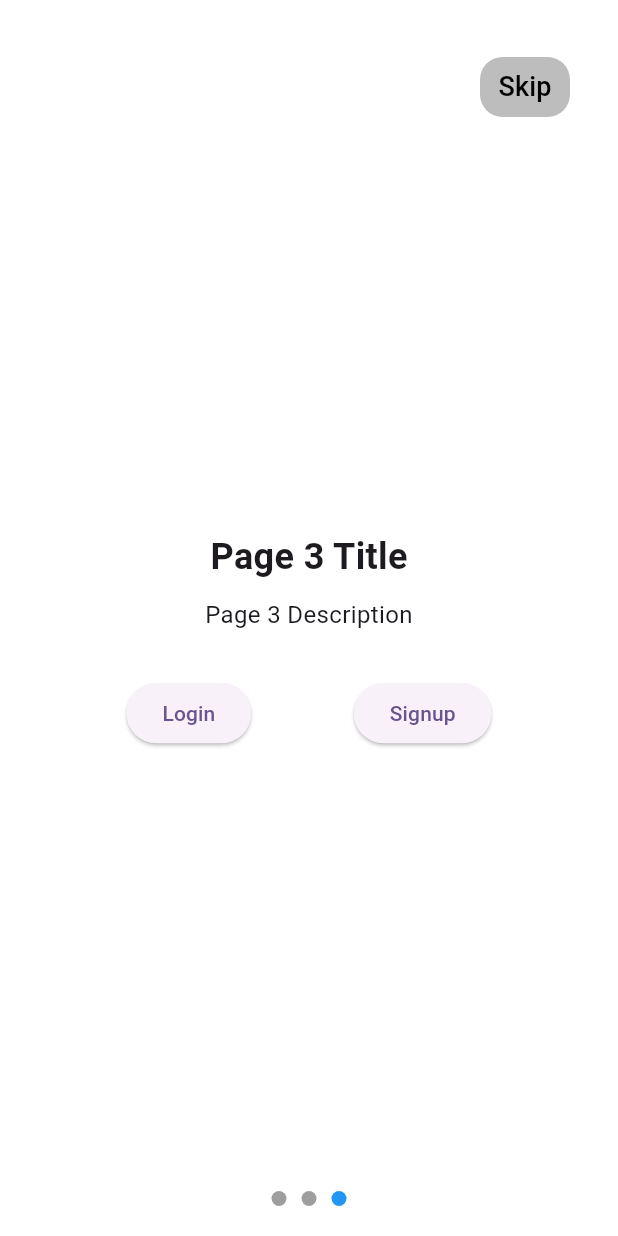
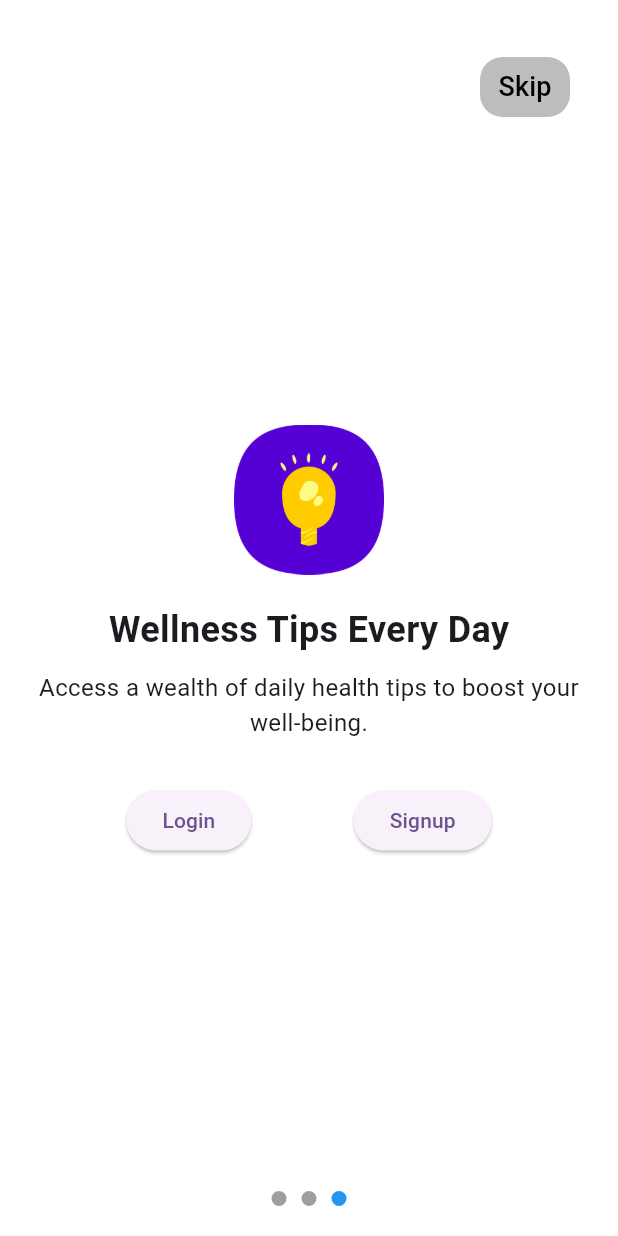
Before and after one commit to Sumit4482/we-care, a Flutter app: the screen it shows after launch, after a tap on "Skip", on a phone screen of 412 x 824 dp. Run offline on Flutter 3.47's test engine with Material 3 defaults, Android fonts, the phone set to English and light mode, and no system bars; our stand-ins replace cloud_firestore, firebase_auth, firebase_core, flutter_contacts, shared_preferences; accounts and stored records are empty.

Commit message:
Added Screenshots

```diff
--- a/lib/view/onboarding_screen/onboarding_screen.dart
+++ b/lib/view/onboarding_screen/onboarding_screen.dart
@@ -1,4 +1,6 @@
+// ignore_for_file: public_member_api_docs, sort_constructors_first
 import 'package:flutter/material.dart';
+
 import 'package:we_care/view/login_signup_screen/login_screen.dart';
 import 'package:we_care/view/login_signup_screen/signup_screen.dart';
 
@@ -15,16 +17,20 @@ class _OnboardingScreenState extends State<OnboardingScreen> {
 
   List<Widget> get _pages => [
         const OnboardingPage(
-          title: 'Page 1 Title',
-          description: 'Page 1 Description',
+          path: "assets/p1.png",
+          title: 'Welcome to We Care!',
+          description: 'Empowering the golden years with technology',
         ),
         const OnboardingPage(
-          title: 'Page 2 Title',
-          description: 'Page 2 Description',
+          path: "assets/p2.png",
+          title: 'Never Miss a Dose',
+          description: 'Personalized medicine reminders tailored just for you.',
         ),
         OnboardingPageWithButtons(
-          title: 'Page 3 Title',
-          description: 'Page 3 Description',
+          path: "assets/p3.png",
+          title: 'Wellness Tips Every Day',
+          description:
+              'Access a wealth of daily health tips to boost your well-being.',
           onLoginPressed: () {
             _navigateToLogin();
           },
@@ -130,11 +136,13 @@ class _OnboardingScreenState extends State<OnboardingScreen> {
 class OnboardingPage extends StatelessWidget {
   final String title;
   final String description;
+  final String path;
 
   const OnboardingPage({
     Key? key,
     required this.title,
     required this.description,
+    required this.path,
   }) : super(key: key);
 
   @override
@@ -146,6 +154,12 @@ class OnboardingPage extends StatelessWidget {
         mainAxisAlignment: MainAxisAlignment.center,
         children: [
           const SizedBox(height: 30),
+          Container(
+            width: 100,
+            height: 100,
+            child: Image.asset(path),
+          ),
+          const SizedBox(height: 20),
           Text(
             title,
             style: const TextStyle(
@@ -170,6 +184,7 @@ class OnboardingPageWithButtons extends StatelessWidget {
   final String description;
   final VoidCallback onLoginPressed;
   final VoidCallback onSignupPressed;
+  final String path;
 
   const OnboardingPageWithButtons({
     Key? key,
@@ -177,6 +192,7 @@ class OnboardingPageWithButtons extends StatelessWidget {
     required this.description,
     required this.onLoginPressed,
     required this.onSignupPressed,
+    required this.path,
   }) : super(key: key);
 
   @override
@@ -188,6 +204,8 @@ class OnboardingPageWithButtons extends StatelessWidget {
         mainAxisAlignment: MainAxisAlignment.center,
         children: [
           const SizedBox(height: 30),
+          Container(width: 100, height: 100, child: Image.asset(path)),
+          const SizedBox(height: 20),
           Text(
             title,
             style: const TextStyle(
```
Also changed, not shown: assets/p1.png (added), assets/p2.png (added), assets/p3.png (added), 12 other files.
